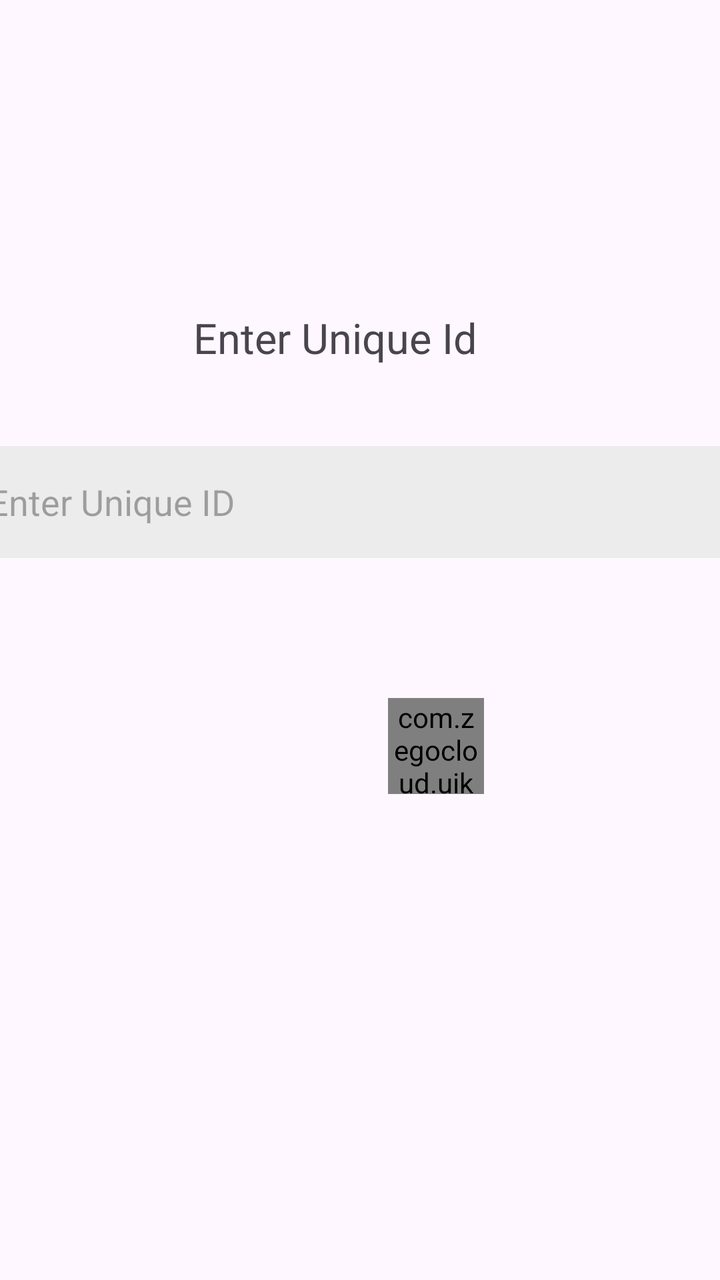
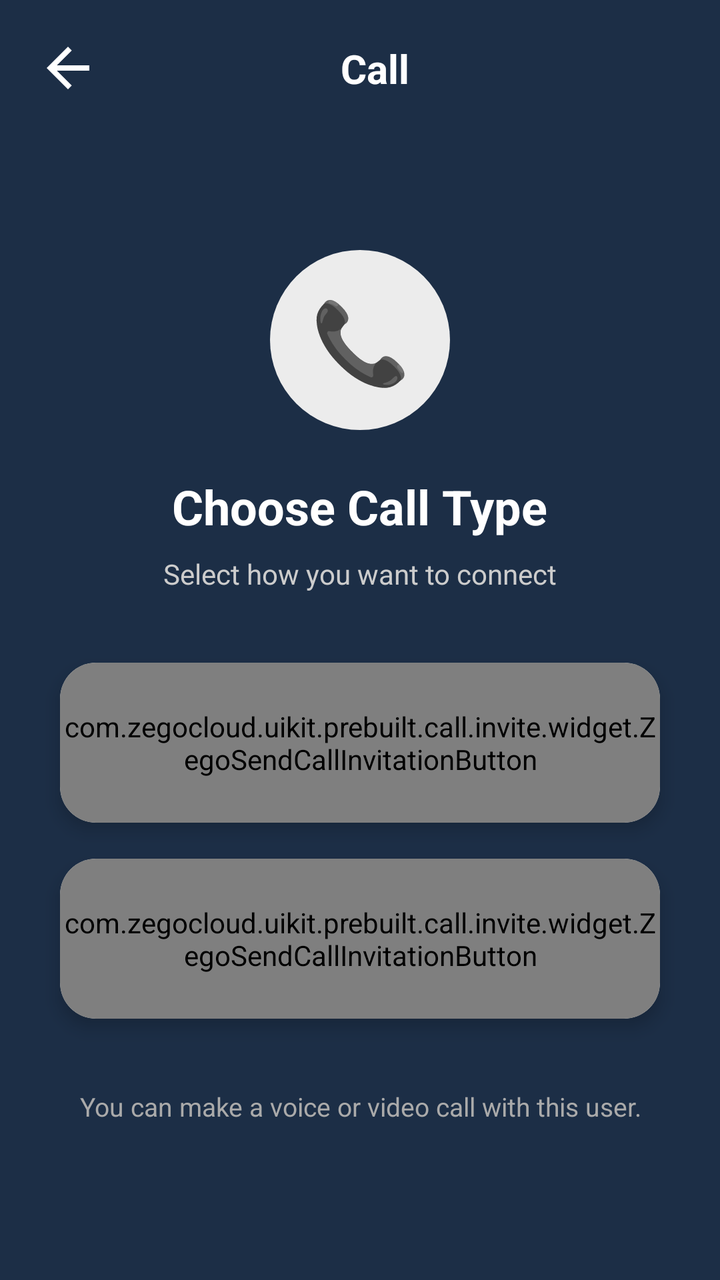

Two renders of the same Android screen: before a commit and after it. Below are the layout's source before the change and the commit's diff.
<!-- AndroidManifest.xml: application theme Theme.Prime -->
<!-- res/layout/activity_videocall.xml -->
<?xml version="1.0" encoding="utf-8"?>
<androidx.constraintlayout.widget.ConstraintLayout xmlns:android="http://schemas.android.com/apk/res/android"
    xmlns:app="http://schemas.android.com/apk/res-auto"
    xmlns:tools="http://schemas.android.com/tools"
    android:layout_width="match_parent"
    android:layout_height="match_parent"
    tools:context=".activities.videocall">

    <TextView
        android:id="@+id/ttextfygbh"
        style=""
        android:layout_width="wrap_content"
        android:layout_height="wrap_content"
        android:layout_marginStart="165dp"
        android:layout_marginTop="190dp"
        android:layout_marginEnd="188dp"
        android:layout_marginBottom="522dp"
        android:text="Let's Start Calling"
        android:textSize="30dp"
        android:textStyle="italic"
        app:layout_constraintBottom_toBottomOf="parent"
        app:layout_constraintEnd_toEndOf="parent"
        app:layout_constraintHorizontal_bias="0.437"
        app:layout_constraintStart_toStartOf="parent"
        app:layout_constraintTop_toTopOf="parent"
        app:layout_constraintVertical_bias="0.571" />

    <TextView
        android:id="@+id/ctuvygbhjnm"
        android:layout_width="wrap_content"
        android:layout_height="wrap_content"
        android:layout_marginStart="164dp"
        android:layout_marginTop="30dp"
        android:layout_marginEnd="189dp"
        android:layout_marginBottom="464dp"
        android:text="Enter Unique Id"
        android:textSize="21dp"
        app:layout_constraintBottom_toBottomOf="parent"
        app:layout_constraintEnd_toEndOf="parent"
        app:layout_constraintStart_toStartOf="parent"
        app:layout_constraintTop_toBottomOf="@+id/ttextfygbh" />

    <EditText
        android:id="@+id/newUserIDSecond"
        android:layout_width="371dp"
        android:layout_height="56dp"
        android:layout_marginTop="40dp"
        android:background="@color/input_background"
        android:hint="Enter Unique ID"
        android:imeOptions="actionNext"
        android:importantForAutofill="no"
        android:inputType="textEmailAddress"
        android:paddingStart="@dimen/_16sdp"
        android:paddingEnd="@dimen/_16sdp"
        android:textColor="@color/primary_text"
        android:textSize="@dimen/_13ssp"
        app:layout_constraintEnd_toEndOf="parent"
        app:layout_constraintHorizontal_bias="0.6"
        app:layout_constraintStart_toStartOf="parent"
        app:layout_constraintTop_toBottomOf="@+id/ctuvygbhjnm" />


    <com.zegocloud.uikit.prebuilt.call.invite.widget.ZegoSendCallInvitationButton
        android:id="@+id/voice_call"
        android:layout_width="48dp"
        android:layout_height="48dp"
        android:layout_marginStart="75dp"
        android:layout_marginEnd="288dp"
        android:layout_marginBottom="244dp"
        app:layout_constraintBottom_toBottomOf="parent"
        app:layout_constraintEnd_toEndOf="parent"
        app:layout_constraintStart_toStartOf="parent" />

    <com.zegocloud.uikit.prebuilt.call.invite.widget.ZegoSendCallInvitationButton
        android:id="@+id/video_call"
        android:layout_width="48dp"
        android:layout_height="48dp"
        android:layout_marginTop="71dp"
        android:layout_marginEnd="118dp"
        android:layout_marginBottom="244dp"
        app:layout_constraintBottom_toBottomOf="parent"
        app:layout_constraintEnd_toEndOf="parent"
        app:layout_constraintTop_toBottomOf="@+id/newUserIDSecond" />


</androidx.constraintlayout.widget.ConstraintLayout>
<!-- resources referenced by this layout -->
<resources>
  <color name="input_background">#ECECEC</color>
  <color name="primary_text">#212121</color>
  <style name="Theme.Prime" parent="Base.Theme.Prime" />
  <style name="Base.Theme.Prime" parent="Theme.Material3.DayNight.NoActionBar">
          
           <item name="colorPrimary">@color/primary</item>
      </style>
  <color name="primary">#1C2E46</color>
</resources>

<!-- the commit's change to res/layout/activity_videocall.xml (unified diff, before → after) -->
@@ -1,86 +1,247 @@
 <?xml version="1.0" encoding="utf-8"?>
-<androidx.constraintlayout.widget.ConstraintLayout xmlns:android="http://schemas.android.com/apk/res/android"
+<androidx.constraintlayout.widget.ConstraintLayout
+    xmlns:android="http://schemas.android.com/apk/res/android"
     xmlns:app="http://schemas.android.com/apk/res-auto"
     xmlns:tools="http://schemas.android.com/tools"
+
     android:layout_width="match_parent"
     android:layout_height="match_parent"
+
+    android:background="@color/primary"
+
     tools:context=".activities.videocall">
 
-    <TextView
-        android:id="@+id/ttextfygbh"
-        style=""
+
+    
+    
+    
+
+    <ImageView
+        android:id="@+id/backFromVideoCall"
+
+        android:layout_width="32dp"
+        android:layout_height="32dp"
+
+        android:layout_marginStart="18dp"
+        android:layout_marginTop="18dp"
+
+        android:src="@drawable/baseline_arrow_back"
+
+        android:contentDescription="Back"
+
+        app:tint="@color/white"
+
+        app:layout_constraintStart_toStartOf="parent"
+        app:layout_constraintTop_toTopOf="parent" />
+
+
+    <TextView
+        android:id="@+id/callPageTitle"
+
+        android:layout_width="0dp"
+        android:layout_height="wrap_content"
+
+        android:layout_marginStart="15dp"
+        android:layout_marginEnd="50dp"
+
+        android:text="Call"
+
+        android:textColor="@color/white"
+        android:textSize="20sp"
+        android:textStyle="bold"
+
+        android:gravity="center"
+
+        app:layout_constraintStart_toEndOf="@id/backFromVideoCall"
+        app:layout_constraintEnd_toEndOf="parent"
+
+        app:layout_constraintTop_toTopOf="@id/backFromVideoCall"
+        app:layout_constraintBottom_toBottomOf="@id/backFromVideoCall" />
+
+
+    
+    
+    
+
+    <TextView
+        android:id="@+id/callMainIcon"
+
+        android:layout_width="90dp"
+        android:layout_height="90dp"
+
+        android:layout_marginTop="75dp"
+
+        android:background="@drawable/background_image"
+
+        android:gravity="center"
+
+        android:text="📞"
+        android:textSize="40sp"
+
+        app:layout_constraintTop_toBottomOf="@id/backFromVideoCall"
+        app:layout_constraintStart_toStartOf="parent"
+        app:layout_constraintEnd_toEndOf="parent" />
+
+
+    
+    
+    
+
+    <TextView
+        android:id="@+id/chooseCallTitle"
+
         android:layout_width="wrap_content"
         android:layout_height="wrap_content"
-        android:layout_marginStart="165dp"
-        android:layout_marginTop="190dp"
-        android:layout_marginEnd="188dp"
-        android:layout_marginBottom="522dp"
-        android:text="Let's Start Calling"
-        android:textSize="30dp"
-        android:textStyle="italic"
-        app:layout_constraintBottom_toBottomOf="parent"
-        app:layout_constraintEnd_toEndOf="parent"
-        app:layout_constraintHorizontal_bias="0.437"
-        app:layout_constraintStart_toStartOf="parent"
-        app:layout_constraintTop_toTopOf="parent"
-        app:layout_constraintVertical_bias="0.571" />
-
-    <TextView
-        android:id="@+id/ctuvygbhjnm"
+
+        android:layout_marginTop="22dp"
+
+        android:text="Choose Call Type"
+
+        android:textColor="@color/white"
+
+        android:textSize="24sp"
+
+        android:textStyle="bold"
+
+        app:layout_constraintTop_toBottomOf="@id/callMainIcon"
+
+        app:layout_constraintStart_toStartOf="parent"
+        app:layout_constraintEnd_toEndOf="parent" />
+
+
+    
+    
+    
+
+    <TextView
+        android:id="@+id/callSubtitle"
+
         android:layout_width="wrap_content"
         android:layout_height="wrap_content"
-        android:layout_marginStart="164dp"
-        android:layout_marginTop="30dp"
-        android:layout_marginEnd="189dp"
-        android:layout_marginBottom="464dp"
-        android:text="Enter Unique Id"
-        android:textSize="21dp"
-        app:layout_constraintBottom_toBottomOf="parent"
-        app:layout_constraintEnd_toEndOf="parent"
-        app:layout_constraintStart_toStartOf="parent"
-        app:layout_constraintTop_toBottomOf="@+id/ttextfygbh" />
-
-    <EditText
-        android:id="@+id/newUserIDSecond"
-        android:layout_width="371dp"
-        android:layout_height="56dp"
-        android:layout_marginTop="40dp"
-        android:background="@color/input_background"
-        android:hint="Enter Unique ID"
-        android:imeOptions="actionNext"
-        android:importantForAutofill="no"
-        android:inputType="textEmailAddress"
-        android:paddingStart="@dimen/_16sdp"
-        android:paddingEnd="@dimen/_16sdp"
-        android:textColor="@color/primary_text"
-        android:textSize="@dimen/_13ssp"
-        app:layout_constraintEnd_toEndOf="parent"
-        app:layout_constraintHorizontal_bias="0.6"
-        app:layout_constraintStart_toStartOf="parent"
-        app:layout_constraintTop_toBottomOf="@+id/ctuvygbhjnm" />
-
-
-    <com.zegocloud.uikit.prebuilt.call.invite.widget.ZegoSendCallInvitationButton
-        android:id="@+id/voice_call"
-        android:layout_width="48dp"
-        android:layout_height="48dp"
-        android:layout_marginStart="75dp"
-        android:layout_marginEnd="288dp"
-        android:layout_marginBottom="244dp"
-        app:layout_constraintBottom_toBottomOf="parent"
-        app:layout_constraintEnd_toEndOf="parent"
-        app:layout_constraintStart_toStartOf="parent" />
-
-    <com.zegocloud.uikit.prebuilt.call.invite.widget.ZegoSendCallInvitationButton
-        android:id="@+id/video_call"
-        android:layout_width="48dp"
-        android:layout_height="48dp"
-        android:layout_marginTop="71dp"
-        android:layout_marginEnd="118dp"
-        android:layout_marginBottom="244dp"
-        app:layout_constraintBottom_toBottomOf="parent"
-        app:layout_constraintEnd_toEndOf="parent"
-        app:layout_constraintTop_toBottomOf="@+id/newUserIDSecond" />
-
+
+        android:layout_marginTop="8dp"
+
+        android:text="Select how you want to connect"
+
+        android:textColor="#CCCCCC"
+
+        android:textSize="14sp"
+
+        app:layout_constraintTop_toBottomOf="@id/chooseCallTitle"
+
+        app:layout_constraintStart_toStartOf="parent"
+        app:layout_constraintEnd_toEndOf="parent" />
+
+
+    
+    
+    
+
+    <androidx.cardview.widget.CardView
+
+        android:id="@+id/voiceCallCard"
+
+        android:layout_width="0dp"
+        android:layout_height="80dp"
+
+        android:layout_marginStart="30dp"
+        android:layout_marginTop="35dp"
+        android:layout_marginEnd="30dp"
+
+        app:cardCornerRadius="18dp"
+        app:cardElevation="5dp"
+
+        app:layout_constraintTop_toBottomOf="@id/callSubtitle"
+
+        app:layout_constraintStart_toStartOf="parent"
+        app:layout_constraintEnd_toEndOf="parent">
+
+
+        <com.zegocloud.uikit.prebuilt.call.invite.widget.ZegoSendCallInvitationButton
+
+            android:id="@+id/voice_call"
+
+            android:layout_width="match_parent"
+            android:layout_height="match_parent"
+
+            android:gravity="center"
+
+            android:text="🎙  Voice Call"
+
+            android:textSize="17sp"
+
+            android:textStyle="bold" />
+
+    </androidx.cardview.widget.CardView>
+
+
+    
+    
+    
+
+    <androidx.cardview.widget.CardView
+
+        android:id="@+id/videoCallCard"
+
+        android:layout_width="0dp"
+        android:layout_height="80dp"
+
+        android:layout_marginStart="30dp"
+        android:layout_marginTop="18dp"
+        android:layout_marginEnd="30dp"
+
+        app:cardCornerRadius="18dp"
+        app:cardElevation="5dp"
+
+        app:layout_constraintTop_toBottomOf="@id/voiceCallCard"
+
+        app:layout_constraintStart_toStartOf="parent"
+        app:layout_constraintEnd_toEndOf="parent">
+
+
+        <com.zegocloud.uikit.prebuilt.call.invite.widget.ZegoSendCallInvitationButton
+
+            android:id="@+id/video_call"
+
+            android:layout_width="match_parent"
+            android:layout_height="match_parent"
+
+            android:gravity="center"
+
+            android:text="📹  Video Call"
+
+            android:textSize="17sp"
+
+            android:textStyle="bold" />
+
+    </androidx.cardview.widget.CardView>
+
+
+    
+    
+    
+
+    <TextView
+        android:id="@+id/callInfo"
+
+        android:layout_width="0dp"
+        android:layout_height="wrap_content"
+
+        android:layout_marginStart="35dp"
+        android:layout_marginTop="35dp"
+        android:layout_marginEnd="35dp"
+
+        android:gravity="center"
+
+        android:text="You can make a voice or video call with this user."
+
+        android:textColor="#AAAAAA"
+
+        android:textSize="13sp"
+
+        app:layout_constraintTop_toBottomOf="@id/videoCallCard"
+
+        app:layout_constraintStart_toStartOf="parent"
+        app:layout_constraintEnd_toEndOf="parent" />
 
 </androidx.constraintlayout.widget.ConstraintLayout>
<!-- resource entries referenced after the edit -->
@@ -1,12 +1,25 @@
 <!-- resources referenced by this layout -->
 <resources>
   <color name="input_background">#ECECEC</color>
-  <color name="primary_text">#212121</color>
   <style name="Theme.Prime" parent="Base.Theme.Prime" />
   <style name="Base.Theme.Prime" parent="Theme.Material3.DayNight.NoActionBar">
           
            <item name="colorPrimary">@color/primary</item>
       </style>
   <color name="primary">#1C2E46</color>
+  <color name="white">#FFFFFFFF</color>
+  <!-- drawable background_image (drawable) -->
+  <?xml version="1.0" encoding="utf-8"?>
+  <shape xmlns:android="http://schemas.android.com/apk/res/android"
+      android:shape="oval">
+      <solid android:color="@color/input_background"> </solid>
+  
+  </shape>
+  <!-- drawable baseline_arrow_back (drawable) -->
+  <vector android:autoMirrored="true" android:height="24dp"
+      android:tint="#FFFFFF" android:viewportHeight="24"
+      android:viewportWidth="24" android:width="24dp" xmlns:android="http://schemas.android.com/apk/res/android">
+      <path android:fillColor="@android:color/white" android:pathData="M20,11H7.83l5.59,-5.59L12,4l-8,8 8,8 1.41,-1.41L7.83,13H20v-2z"/>
+  </vector>
 </resources>
 
